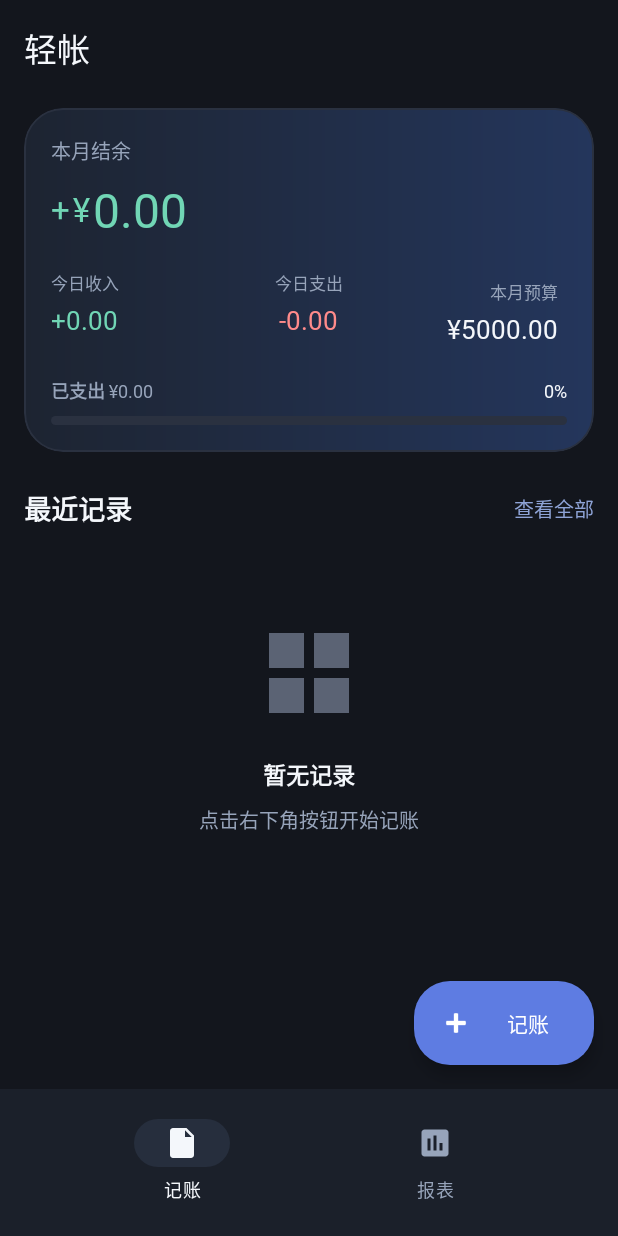
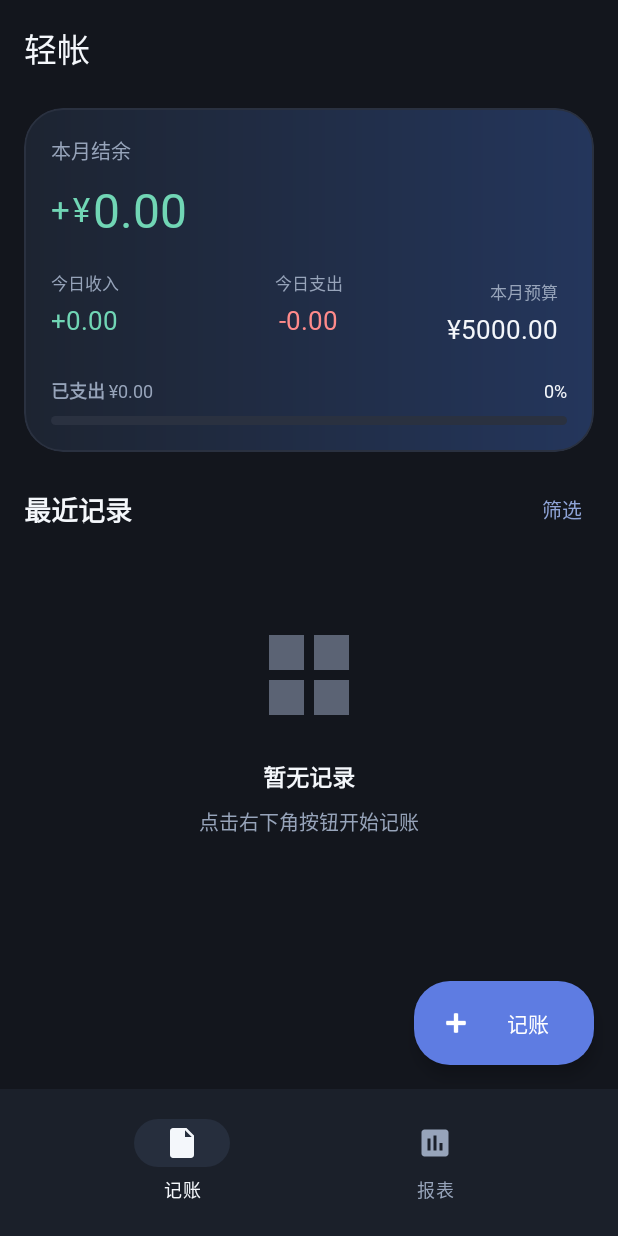
Before and after one commit to CuteMikuOvO2026/PersonalLedger, an Android app: the screen it shows after launch (MainActivity), on a phone screen of 412 x 824 dp. Run offline under Robolectric (Android 15) with nearby library versions, the light colour scheme and no system bars; libraries missing offline, so code that uses them is left out: com.github.mikephil.charting.

Commit message:
更新APP

```diff
--- a/app/build.gradle.kts
+++ b/app/build.gradle.kts
@@ -19,7 +19,7 @@ android {
         minSdk = 24
         targetSdk = 36
         versionCode = 1
-        versionName = "1.1"
+        versionName = "1.2"
 
         testInstrumentationRunner = "androidx.test.runner.AndroidJUnitRunner"
     }
--- a/app/src/main/java/com/example/personalledger/HomeFragment.kt
+++ b/app/src/main/java/com/example/personalledger/HomeFragment.kt
@@ -28,10 +28,17 @@ import kotlin.math.abs
 
 class HomeFragment : Fragment() {
 
+    private enum class LedgerFilterType {
+        ALL,
+        EXPENSE,
+        INCOME
+    }
+
     private var _binding: FragmentHomeBinding? = null
     private val binding get() = _binding!!
 
     private val viewModel: MainViewModel by activityViewModels()
+    private var currentFilterType = LedgerFilterType.ALL
 
     private val ledgerAdapter = LedgerAdapter { item, _ ->
         showDeleteConfirmDialog(item)
@@ -49,6 +56,7 @@ class HomeFragment : Fragment() {
     override fun onViewCreated(view: View, savedInstanceState: Bundle?) {
         super.onViewCreated(view, savedInstanceState)
         setupRecyclerView()
+        setupFilterClick()
         setupObservers()
         setupFab()
         setupBudgetClick()
@@ -65,9 +73,10 @@ class HomeFragment : Fragment() {
 
     private fun setupObservers() {
         viewModel.historyList.observe(viewLifecycleOwner) { list ->
-            ledgerAdapter.submitList(list)
-            binding.layoutEmpty.visibility = if (list.isEmpty()) View.VISIBLE else View.GONE
-            binding.recyclerView.visibility = if (list.isEmpty()) View.GONE else View.VISIBLE
+            val filteredList = filterLedgerList(list)
+            ledgerAdapter.submitList(filteredList)
+            binding.layoutEmpty.visibility = if (filteredList.isEmpty()) View.VISIBLE else View.GONE
+            binding.recyclerView.visibility = if (filteredList.isEmpty()) View.GONE else View.VISIBLE
             updateBoardStats(list)
         }
 
@@ -106,6 +115,51 @@ class HomeFragment : Fragment() {
                 expense
             )
         }
+    }
+
+    private fun setupFilterClick() {
+        binding.textViewAll.setOnClickListener {
+            showFilterDialog()
+        }
+    }
+
+    private fun filterLedgerList(list: List<LedgerItem>): List<LedgerItem> {
+        return when (currentFilterType) {
+            LedgerFilterType.ALL -> list
+            LedgerFilterType.EXPENSE -> list.filter { it.isExpense }
+            LedgerFilterType.INCOME -> list.filter { !it.isExpense }
+        }
+    }
+
+    private fun showFilterDialog() {
+        val filterOptions = arrayOf("全部", "支出", "收入")
+        val checkedItem = when (currentFilterType) {
+            LedgerFilterType.ALL -> 0
+            LedgerFilterType.EXPENSE -> 1
+            LedgerFilterType.INCOME -> 2
+        }
+
+        AlertDialog.Builder(requireContext())
+            .setTitle("筛选类型")
+            .setSingleChoiceItems(filterOptions, checkedItem) { dialog, which ->
+                currentFilterType = when (which) {
+                    1 -> LedgerFilterType.EXPENSE
+                    2 -> LedgerFilterType.INCOME
+                    else -> LedgerFilterType.ALL
+                }
+                viewModel.historyList.value?.let { ledgerAdapter.submitList(filterLedgerList(it)) }
+                updateEmptyState()
+                dialog.dismiss()
+            }
+            .setNegativeButton(android.R.string.cancel, null)
+            .show()
+    }
+
+    private fun updateEmptyState() {
+        val currentList = viewModel.historyList.value.orEmpty()
+        val filteredList = filterLedgerList(currentList)
+        binding.layoutEmpty.visibility = if (filteredList.isEmpty()) View.VISIBLE else View.GONE
+        binding.recyclerView.visibility = if (filteredList.isEmpty()) View.GONE else View.VISIBLE
     }
 
     private fun updateBoardStats(list: List<LedgerItem>) {
--- a/app/src/main/res/layout/fragment_home.xml
+++ b/app/src/main/res/layout/fragment_home.xml
@@ -239,7 +239,12 @@
                     android:id="@+id/text_view_all"
                     android:layout_width="wrap_content"
                     android:layout_height="wrap_content"
-                    android:text="@string/view_all"
+                    android:background="?attr/selectableItemBackgroundBorderless"
+                    android:clickable="true"
+                    android:focusable="true"
+                    android:paddingHorizontal="8dp"
+                    android:paddingVertical="4dp"
+                    android:text="@string/filter"
                     android:textColor="@color/md_theme_secondary"
                     android:textSize="13sp" />
             </LinearLayout>
--- a/app/src/main/res/values/strings.xml
+++ b/app/src/main/res/values/strings.xml
@@ -11,7 +11,7 @@
     <string name="expense_this_month">已支出 %1$s%2$s</string>
     <string name="percent_value">%1$d%%</string>
     <string name="recent_records">最近记录</string>
-    <string name="view_all">查看全部</string>
+    <string name="filter">筛选</string>
     <string name="report_title">数据报表</string>
     <string name="report_expense_share">支出分类占比</string>
     <string name="report_weekly_expense">最近 7 天每日支出</string>
```
